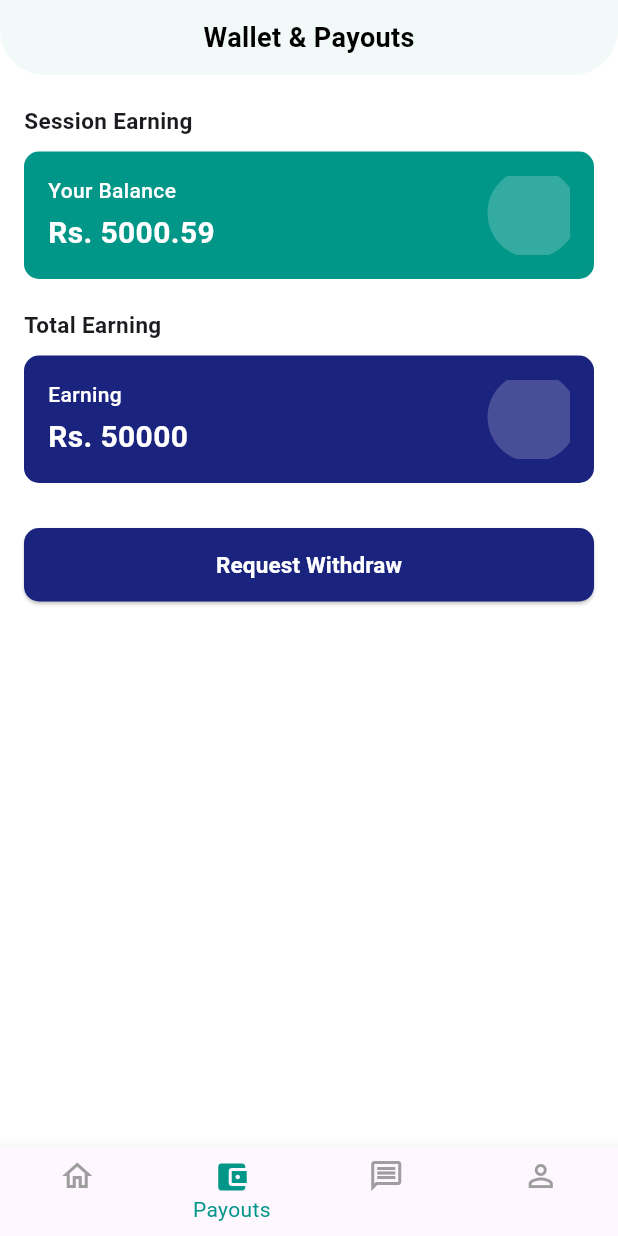
After one commit to ShawanaAslam/DoctorApp, a Flutter app: the WalletPayoutScreen screen opened directly, on a phone screen of 412 x 824 dp. The commit adds this screen. Run offline on Flutter 3.47's test engine with Material 3 defaults, Android fonts, the phone set to English and light mode, and no system bars; our stand-ins replace chat_bubbles, dotted_line, get, google_fonts, image_picker, pin_code_fields; network calls fail; statements that could not run were skipped.

Commit message:
code update

```diff
--- a/lib/main.dart
+++ b/lib/main.dart
@@ -85,7 +85,8 @@ class MyApp extends StatelessWidget {
 
 
         home:
-        HistoryScreen()
+        WalletPayoutScreen()
+       // HistoryScreen()
         //History()
             //SecProfile()
         //KycBeginsView()
--- a/lib/provider/providerView/History/historyView.dart
+++ b/lib/provider/providerView/History/historyView.dart
@@ -269,7 +269,7 @@ class HistoryScreen extends StatelessWidget {
         children: [
           Container(
             decoration: BoxDecoration(
-              border: Border.all(color: AppColors.greenColor),
+              //border: Border.all(color: AppColors.greenColor),
             borderRadius: BorderRadius.circular(30),
 
           ),
--- /dev/null
+++ b/lib/provider/providerView/walletView/walletView.dart
@@ -0,0 +1,161 @@
+import 'package:flutter/material.dart';
+
+class WalletPayoutScreen extends StatelessWidget {
+  const WalletPayoutScreen({super.key});
+
+  @override
+  Widget build(BuildContext context) {
+    return Scaffold(
+      backgroundColor: Colors.white,
+
+      // ---------- Bottom Navigation ----------
+      bottomNavigationBar: BottomNavigationBar(
+        currentIndex: 1, // Payout tab active
+        selectedItemColor: Colors.teal,
+        unselectedItemColor: Colors.grey,
+        type: BottomNavigationBarType.fixed,
+        items: const [
+          BottomNavigationBarItem(icon: Icon(Icons.home_outlined), label: ''),
+          BottomNavigationBarItem(icon: Icon(Icons.account_balance_wallet), label: 'Payouts'),
+          BottomNavigationBarItem(icon: Icon(Icons.message_outlined), label: ''),
+          BottomNavigationBarItem(icon: Icon(Icons.person_outline), label: ''),
+        ],
+      ),
+
+      body: SafeArea(
+        child: Column(
+          children: [
+            // -------- AppBar Style Header ----------
+            Container(
+              padding: const EdgeInsets.symmetric(horizontal: 16, vertical: 12),
+              decoration: const BoxDecoration(
+                color: Color(0xffF1FAF9),
+                borderRadius: BorderRadius.only(
+                  bottomLeft: Radius.circular(30),
+                  bottomRight: Radius.circular(30),
+                ),
+              ),
+              child: const Center(
+                child: Text(
+                  "Wallet & Payouts",
+                  style: TextStyle(
+                    fontSize: 18,
+                    fontWeight: FontWeight.w600,
+                    color: Colors.black,
+                  ),
+                ),
+              ),
+            ),
+
+            const SizedBox(height: 20),
+
+            // ----------- Session Earning -----------
+            Padding(
+              padding: const EdgeInsets.symmetric(horizontal: 16),
+              child: Column(
+                crossAxisAlignment: CrossAxisAlignment.start,
+                children: [
+                  const Text("Session Earning",
+                      style: TextStyle(
+                          fontWeight: FontWeight.w600, fontSize: 15)),
+                  const SizedBox(height: 10),
+                  _earningCard(
+                    title: "Your Balance",
+                    amount: "Rs. 5000.59",
+                    bgColor: Colors.teal,
+                  ),
+
+                  const SizedBox(height: 20),
+
+                  // ----------- Total Earning -----------
+                  const Text("Total Earning",
+                      style: TextStyle(
+                          fontWeight: FontWeight.w600, fontSize: 15)),
+                  const SizedBox(height: 10),
+                  _earningCard(
+                    title: "Earning",
+                    amount: "Rs. 50000",
+                    bgColor: Colors.indigo.shade900,
+                  ),
+                ],
+              ),
+            ),
+
+            const SizedBox(height: 30),
+
+            // ----------- Withdraw Button -----------
+            Padding(
+              padding: const EdgeInsets.symmetric(horizontal: 16),
+              child: SizedBox(
+                width: double.infinity,
+                child: ElevatedButton(
+                  style: ElevatedButton.styleFrom(
+                    backgroundColor: Colors.indigo.shade900,
+                    shape: RoundedRectangleBorder(
+                        borderRadius: BorderRadius.circular(10)),
+                    padding: const EdgeInsets.symmetric(vertical: 14),
+                  ),
+                  onPressed: () {},
+                  child: const Text(
+                    "Request Withdraw",
+                    style: TextStyle(
+                        fontSize: 15,
+                        fontWeight: FontWeight.w600,
+                        color: Colors.white),
+                  ),
+                ),
+              ),
+            ),
+          ],
+        ),
+      ),
+    );
+  }
+
+  // ---------- Reusable Earning Card ----------
+  Widget _earningCard(
+      {required String title,
+        required String amount,
+        required Color bgColor}) {
+    return Container(
+      width: double.infinity,
+      padding: const EdgeInsets.all(16),
+      decoration: BoxDecoration(
+        color: bgColor,
+        borderRadius: BorderRadius.circular(10),
+      ),
+      child: Stack(
+        children: [
+          // Amount Text
+          Column(
+            crossAxisAlignment: CrossAxisAlignment.start,
+            children: [
+              Text(title,
+                  style: const TextStyle(
+                      color: Colors.white, fontSize: 14, fontWeight: FontWeight.w500)),
+              const SizedBox(height: 4),
+              Text(amount,
+                  style: const TextStyle(
+                      color: Colors.white,
+                      fontSize: 20,
+                      fontWeight: FontWeight.bold)),
+            ],
+          ),
+          // Decorative White Shape (top right)
+          Positioned(
+            right: -5,
+            top: -5,
+            child: Container(
+              height: 60,
+              width: 60,
+              decoration: BoxDecoration(
+                color: Colors.white.withOpacity(0.2),
+                borderRadius: BorderRadius.circular(30),
+              ),
+            ),
+          ),
+        ],
+      ),
+    );
+  }
+}
```
